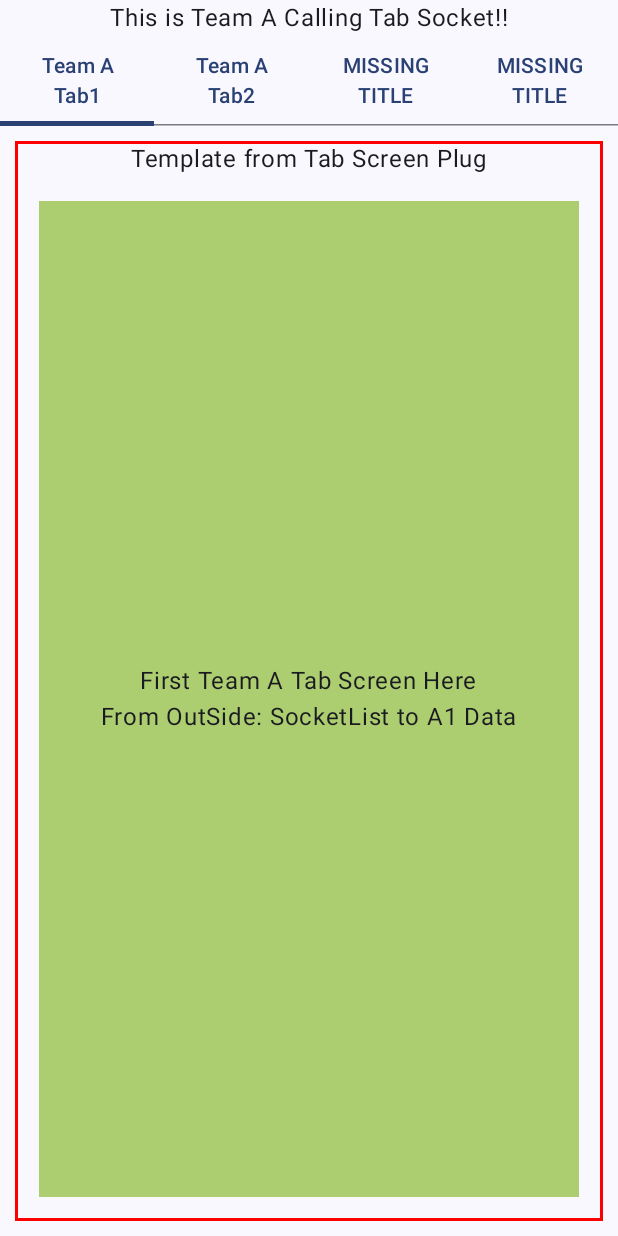
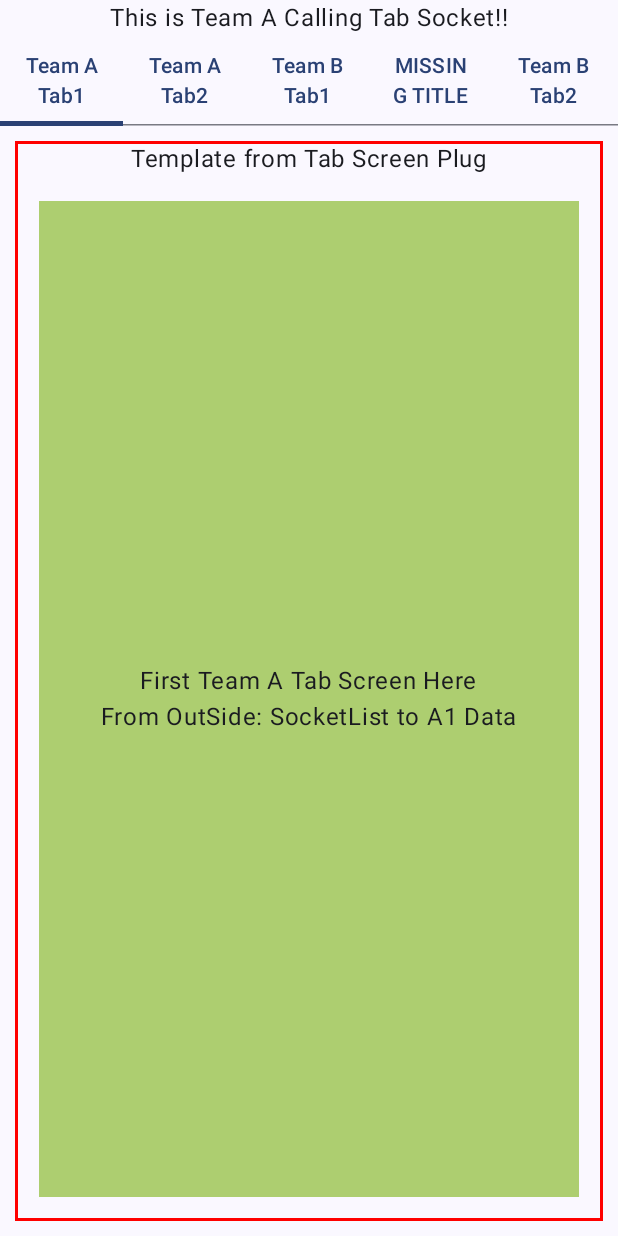
Before and after one commit to elye/demo_android_scaling_socket_plug, an Android app built with Jetpack Compose: the screen it shows after launch (ATeamTabActivity), after a tap on "Team A Tab Activity", on a phone screen of 412 x 824 dp. Run offline under Robolectric (Android 15) with nearby library versions, the phone set to English and light mode, and no system bars.

```diff
--- a/team-a/src/main/java/com/elyeproj/team_a/ATeamTabActivity.kt
+++ b/team-a/src/main/java/com/elyeproj/team_a/ATeamTabActivity.kt
@@ -33,19 +33,9 @@ class ATeamTabActivity : ComponentActivity() {
                             listOf(
                                 "TeamAPlug1" to "SocketList to A1",
                                 "TeamAPlug2" to "SocketList to A2",
-                                "TeamBPlug" to "SocketList to B",
+                                "TeamBPlug1" to "SocketList to B",
                                 "TeamCPlug" to "SocketList to C",
-                            )
-                        )
-
-                        Text("This is Team A Calling Socket!!")
-                        ListSocket(
-                            listOf(
-                                "TeamBPlug" to "SocketList to B",
-                                "TeamAPlug" to "SocketList to A",
-                                "TeamBPlug" to "Another one to B",
-                                "TeamCPlug" to "SocketList to C",
-                                "TeamAPlug" to "Another one to A",
+                                "TeamBPlug2" to "SocketList to B",
                             )
                         )
                     }
--- a/team-b/src/main/java/com/elyeproj/team_b/MyPlugs.kt
+++ b/team-b/src/main/java/com/elyeproj/team_b/MyPlugs.kt
@@ -20,13 +20,20 @@ import com.elyeproj.design_kit.teamViewRegistration
 fun registerTeamB() {
     val listItemFunction1 = @Composable { data: String -> TeamBListItemPlugView1(data = data) }
     val listItemFunction2 = @Composable { data: String -> TeamBListItemPlugView2(data = data) }
-    val tabScreenFunction = @Composable { data: String -> TeamBTabScreenPlugView(data = data) }
+    val tabScreenFunction1 = @Composable { data: String -> TeamBTabScreenPlugView1(data = data) }
+    val tabScreenFunction2 = @Composable { data: String -> TeamBTabScreenPlugView2(data = data) }
+
     teamViewRegistration.registerListItemPlugViews("TeamBPlug1", listItemFunction1)
     teamViewRegistration.registerListItemPlugViews("TeamBPlug2", listItemFunction2)
 
     teamViewRegistration.registerTabScreenPlugViews(
         "TeamBPlug1",
-        Pair("Team B Tab", tabScreenFunction)
+        Pair("Team B Tab1", tabScreenFunction1)
+    )
+
+    teamViewRegistration.registerTabScreenPlugViews(
+        "TeamBPlug2",
+        Pair("Team B Tab2", tabScreenFunction2)
     )
 }
 
@@ -65,7 +72,7 @@ fun TeamBListItemPlugView2(data: String) {
 
 
 @Composable
-fun TeamBTabScreenPlugView(data: String) {
+fun TeamBTabScreenPlugView1(data: String) {
     TabScreenPlug {
         Box(
             modifier = Modifier
@@ -87,3 +94,30 @@ fun TeamBTabScreenPlugView(data: String) {
         }
     }
 }
+
+
+@Composable
+fun TeamBTabScreenPlugView2(data: String) {
+    TabScreenPlug {
+        Box(
+            modifier = Modifier
+                .fillMaxSize()
+                .padding(16.dp)
+                .background(Color(0xFF7DCEA0)),
+            contentAlignment = Alignment.Center
+        ) {
+            Column(
+                horizontalAlignment = Alignment.CenterHorizontally,
+                modifier = Modifier
+                    .fillMaxWidth()
+                    .padding(16.dp)
+                    .background(Color(0xFF7DCEA0))
+            ) {
+                Text("Team B Tab 2 Screen Here")
+                Text("From OutSide: $data Data")
+
+                ListSocketCalling()
+            }
+        }
+    }
+}
```
Also changed, not shown: team-b/src/main/java/com/elyeproj/team_b/BTeamListActivity.kt (+11 -6 lines).
